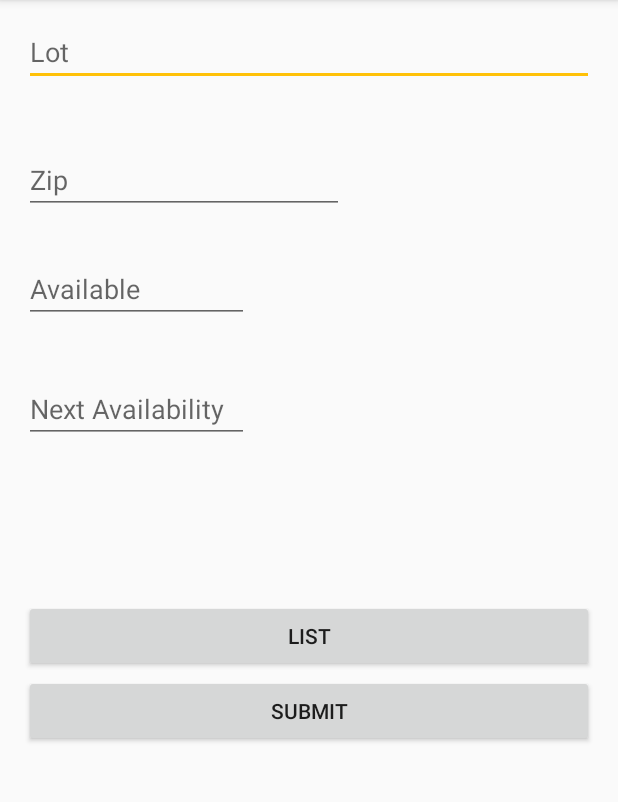
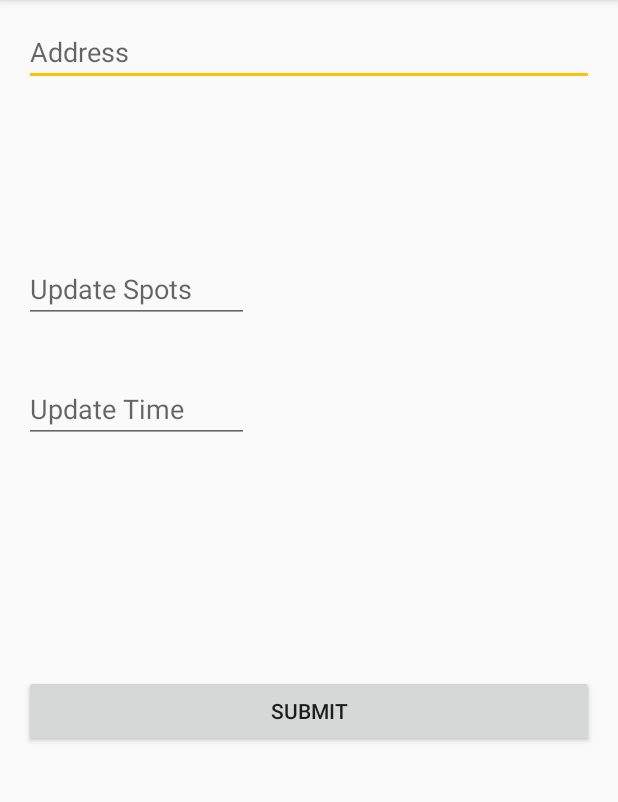
Before and after one commit to mrkerr/PrePark, an Android app: the myLots screen opened directly, with no data from a screen before it, on a phone screen of 412 x 824 dp, the part 84-886 px from its top. Run offline under Robolectric (Android 15) with nearby library versions, the phone set to English and light mode, and no system bars; our stand-ins replace Volley; network calls fail.

Commit message:
fixed some code

```diff
--- a/PrePark/app/src/main/java/matt/prepark/BuySpotRequest.java
+++ b/PrePark/app/src/main/java/matt/prepark/BuySpotRequest.java
@@ -17,10 +17,9 @@ public class BuySpotRequest extends StringRequest{
         private static final String REGISTER_REQUEST_URL = "http://proj-309-sb-b-2.cs.iastate.edu/buyspotlist.php";   //change
         private Map<String, String> params;
 
-        public BuySpotRequest(String zip, String fromTime, String toTime, Response.Listener<String> listener) {
+        public BuySpotRequest(String zip,  Response.Listener<String> listener) {
             super(Request.Method.POST, REGISTER_REQUEST_URL, listener, null);
             params = new HashMap<>();
-            //params.put("address", licensePlate);
             params.put("zip", zip);
         }
 
--- a/PrePark/app/src/main/res/layout/activity_my_lots.xml
+++ b/PrePark/app/src/main/res/layout/activity_my_lots.xml
@@ -15,7 +15,7 @@
         android:layout_alignParentStart="true"
         android:layout_alignParentTop="true"
         android:layout_marginTop="12dp"
-        android:hint="Lot"
+        android:hint="Address"
         android:inputType="textPostalAddress" />
 
     <EditText
@@ -23,7 +23,7 @@
         android:layout_width="150dp"
         android:layout_height="wrap_content"
         android:layout_marginTop="170dp"
-        android:hint="Available"
+        android:hint="Update Spots"
         android:inputType="number" />
 
     <EditText
@@ -31,7 +31,7 @@
         android:layout_width="150dp"
         android:layout_height="wrap_content"
         android:layout_marginTop="250dp"
-        android:hint="Next Availability"
+        android:hint="Update Time"
         android:inputType="time" />
 
     <Button
@@ -40,24 +40,6 @@
         android:layout_height="wrap_content"
         android:layout_marginTop="450dp"
         android:text="Submit" />
-    <Button
-        android:id="@+id/button_list"
-        android:layout_width="match_parent"
-        android:layout_height="wrap_content"
-        android:layout_marginTop="400dp"
-        android:text="List" />
-
-    <EditText
-        android:id="@+id/zip_num"
-        android:layout_width="wrap_content"
-        android:layout_height="wrap_content"
-        android:layout_alignParentStart="true"
-        android:layout_below="@+id/address"
-        android:layout_marginTop="40dp"
-        android:ems="10"
-        android:hint="Zip"
-        android:inputType="number" />
-
 
 
 </RelativeLayout>
```
Also changed, not shown: PrePark/app/src/main/java/matt/prepark/BuySpot.java (+1 -7 lines), PrePark/app/src/main/java/matt/prepark/myLots.java (+9 -20 lines), PrePark/app/src/main/java/matt/prepark/myLotsRequest.java (+5 -5 lines), PrePark/app/src/main/res/layout/activity_buy_spot.xml (+0 -30 lines), 4 other files.
